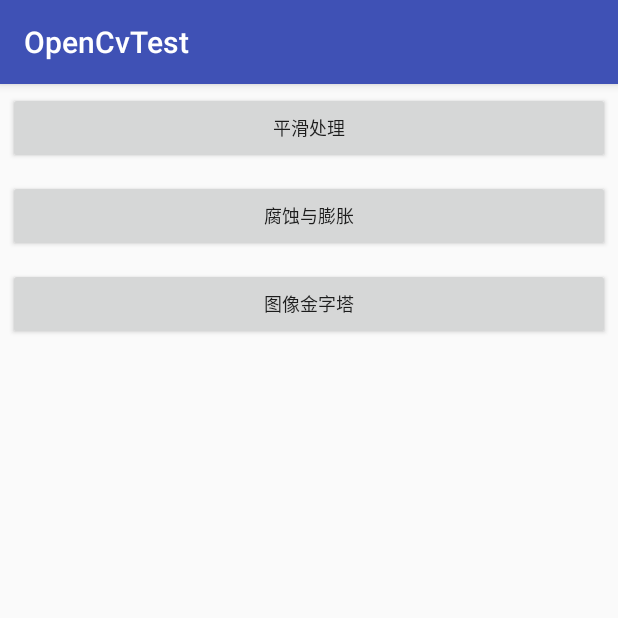
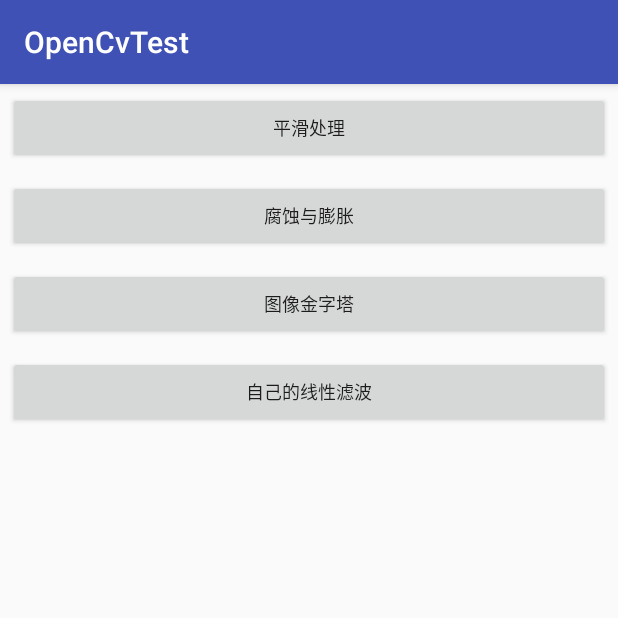
Before and after one commit to machinezhou/OpenCv4AndroidPractice, an Android app: the screen it shows after launch (MainActivity), on a phone screen of 412 x 824 dp, the top half of it. Run offline under Robolectric (Android 15) with nearby library versions, the phone set to English and light mode, and no system bars.

Commit message:
filter2d activity added

```diff
--- a/app/src/main/AndroidManifest.xml
+++ b/app/src/main/AndroidManifest.xml
@@ -35,6 +35,9 @@
     <activity
         android:name=".PyramidsActivity"
         android:label="@string/app_name"/>
+    <activity
+        android:name=".Filter2DActivity"
+        android:label="@string/app_name"/>
 
   </application>
 
--- a/app/src/main/java/com/zhou/lawson/opencvtest/MainActivity.java
+++ b/app/src/main/java/com/zhou/lawson/opencvtest/MainActivity.java
@@ -22,6 +22,7 @@ public class MainActivity extends AppCompatActivity implements View.OnClickListe
     findViewById(R.id.button_smoothing).setOnClickListener(this);
     findViewById(R.id.button_erode_dilate).setOnClickListener(this);
     findViewById(R.id.button_pyramid).setOnClickListener(this);
+    findViewById(R.id.button_filter2d).setOnClickListener(this);
   }
 
   @Override public void onResume() {
@@ -44,6 +45,9 @@ public class MainActivity extends AppCompatActivity implements View.OnClickListe
       case R.id.button_pyramid:
         startActivity(new Intent(MainActivity.this, PyramidsActivity.class));
         break;
+      case R.id.button_filter2d:
+        startActivity(new Intent(MainActivity.this, Filter2DActivity.class));
+        break;
       default:
         break;
     }
--- a/app/src/main/res/layout/content_main.xml
+++ b/app/src/main/res/layout/content_main.xml
@@ -28,4 +28,12 @@
       android:layout_margin="@dimen/small_margin"
       android:layout_width="match_parent"
       android:layout_height="wrap_content"/>
+  <Button
+      android:id="@+id/button_filter2d"
+      android:text="@string/filter2d"
+      android:gravity="center"
+      android:textSize="@dimen/button_text_size"
+      android:layout_margin="@dimen/small_margin"
+      android:layout_width="match_parent"
+      android:layout_height="wrap_content"/>
 </LinearLayout>
--- a/app/src/main/res/values/strings.xml
+++ b/app/src/main/res/values/strings.xml
@@ -7,6 +7,7 @@
   <string name="smoothing_process">平滑处理</string>
   <string name="erode_dilate">腐蚀与膨胀</string>
   <string name="pyramids">图像金字塔</string>
+  <string name="filter2d">自己的线性滤波</string>
 
   <string name="homogeneous_blur">均值平滑</string>
   <string name="gaussian_blur">高斯平滑</string>
```
Also changed, not shown: app/src/main/java/com/zhou/lawson/opencvtest/Filter2DActivity.java (added, +107 -0 lines), app/src/main/res/layout/activity_filter_2d.xml (added, +18 -0 lines).
